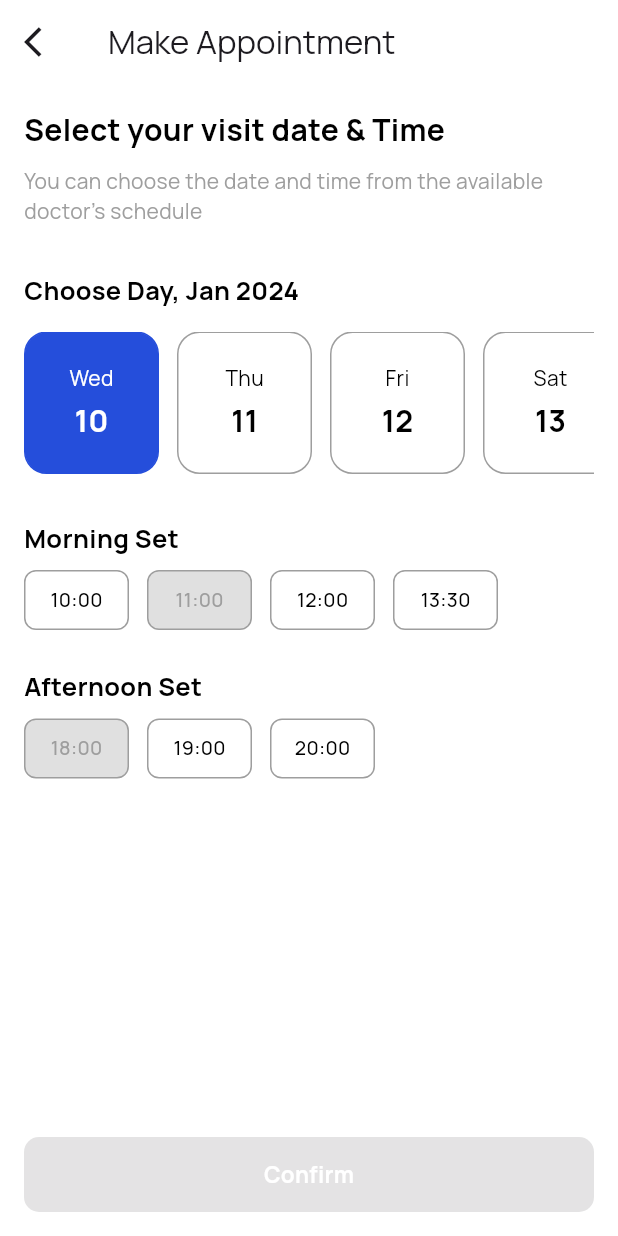
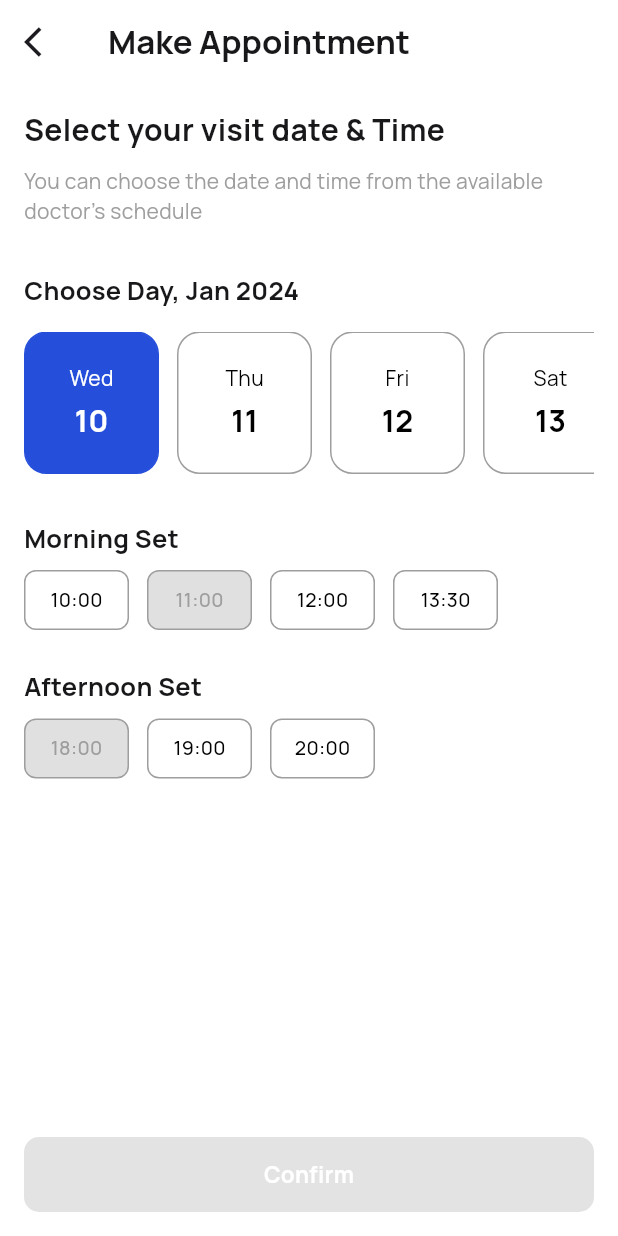
Before and after one commit to nailaalfatin/siSehat, a Flutter app: the ScheduleScreen screen opened by its route, on a phone screen of 412 x 824 dp. Run offline on Flutter 3.47's test engine with Material 3 defaults, Android fonts, the phone set to English and light mode, and no system bars; our stand-ins replace flutter_svg, shared_preferences; accounts and stored records are empty; project files that could hold a hidden picture were left out.

Commit message:
finishing dark mode theme

```diff
--- a/lib/main.dart
+++ b/lib/main.dart
@@ -56,7 +56,7 @@ class _SiSehatState extends State<SiSehat> {
             '/' : (context) => const SplashScreen(),
             '/on-boarding' : (context) => const OnboardingScreen(),
             '/auth-option' : (context) => const AuthOptionScreen(),
-            '/login' : (context) => LoginScreen(),
+            '/login' : (context) => const LoginScreen(),
             '/register' : (context) => RegisterScreen(),
             '/home': (context) => const HomeScreen(),
             '/choose-appointment' : (context) => const ChooseAnAppointmentScreen(),
--- a/lib/ui/appointment/booking/components/comments.dart
+++ b/lib/ui/appointment/booking/components/comments.dart
@@ -1,5 +1,7 @@
+import 'package:finpro_app/state-management/theme_provider.dart';
 import 'package:flutter/material.dart';
 import 'package:flutter_svg/flutter_svg.dart';
+import 'package:provider/provider.dart';
 
 class Comments extends StatelessWidget {
   const Comments({super.key});
--- a/lib/ui/appointment/schedule/schedule_screen.dart
+++ b/lib/ui/appointment/schedule/schedule_screen.dart
@@ -1,17 +1,23 @@
 import 'package:finpro_app/consts.dart';
+import 'package:finpro_app/state-management/theme_provider.dart';
 import 'package:flutter/material.dart';
+import 'package:provider/provider.dart';
+
 
 class ScheduleScreen extends StatefulWidget {
  const ScheduleScreen({super.key});
+
 
  @override
  // ignore: library_private_types_in_public_api
  _ScheduleScreenState createState() => _ScheduleScreenState();
 }
 
+
 class _ScheduleScreenState extends State<ScheduleScreen> {
  int selectedDateIndex = 0; // default tanggal pertama
  int selectedTimeIndex = -1; // default waktu belum dipilih
+
 
  final List<Map<String, String>> dates = [
    {'day': 'Wed', 'date': '10'},
@@ -22,18 +28,23 @@ class _ScheduleScreenState extends State<ScheduleScreen> {
    {'day': 'Mon', 'date': '15'},
  ];
 
+
  final List<String> morningTimes = ['10:00', '11:00', '12:00', '13:30'];
  final List<String> afternoonTimes = ['18:00', '19:00', '20:00'];
+
 
  // Waktu yang dinonaktifkan
  final List<String> disabledTimes = ['11:00', '18:00'];
 
+
  @override
  Widget build(BuildContext context) {
+  final themeProvider = Provider.of<ThemeProvider>(context);
+
    return Scaffold(
      appBar: AppBar(
-        backgroundColor: Colors.white,
-        title: const Text('Make Appointment'),
+       backgroundColor: themeProvider.isDarkTheme ? Colors.black : Colors.white,
+       title: Text('Make Appointment', style: TextStyle(fontWeight: FontWeight.bold, color: themeProvider.isDarkTheme ? Colors.white : textColor)),
        leading: IconButton(
          icon: const Icon(Icons.arrow_back_ios),
          onPressed: () => Navigator.pop(context),
@@ -44,10 +55,10 @@ class _ScheduleScreenState extends State<ScheduleScreen> {
        child: Column(
          crossAxisAlignment: CrossAxisAlignment.start,
          children: [
-            const Text(
+          Text(
              'Select your visit date & Time',
              style: TextStyle(
-                color: Colors.black,
+               color: themeProvider.isDarkTheme ? Colors.white : textColor,
                fontSize: 20,
                fontWeight: FontWeight.bold,
              ),
@@ -61,12 +72,12 @@ class _ScheduleScreenState extends State<ScheduleScreen> {
              ),
            ),
            const SizedBox(height: 30),
-            const Text(
+          Text(
              'Choose Day, Jan 2024',
              style: TextStyle(
                fontSize: 17,
                fontWeight: FontWeight.bold,
-                color: Colors.black,
+               color: themeProvider.isDarkTheme ? Colors.white : textColor,
              ),
            ),
            const SizedBox(height: 16),
@@ -77,33 +88,33 @@ class _ScheduleScreenState extends State<ScheduleScreen> {
                children: dates.asMap().entries.map((entry) => Padding(
                  padding: const EdgeInsets.only(right: 12.0),
                  child: _buildSelectableTile(
-                    entry.key,
+                   entry.key, //indeks tanggal (kayak nomor urut tanggalnya dalam list)
                    entry.value['day']!,
                    entry.value['date']!,
-                    selectedDateIndex == entry.key,
+                   selectedDateIndex == entry.key, //ngecek apakah tanggal itu dipilih atau nggak. Kalau iya, berarti dia bakal di-highlight.
                    () => setState(() => selectedDateIndex = entry.key),
                  ),
                )).toList(),
              ),
            ),
            const SizedBox(height: 30),
-            const Text(
+          Text(
              'Morning Set',
              style: TextStyle(
                fontSize: 17,
                fontWeight: FontWeight.bold,
-                color: Colors.black,
+               color: themeProvider.isDarkTheme ? Colors.white : textColor,
              ),
            ),
            const SizedBox(height: 10),
            _buildTimeRow(morningTimes, 0),
            const SizedBox(height: 25),
-            const Text(
+          Text(
              'Afternoon Set',
              style: TextStyle(
                fontSize: 17,
                fontWeight: FontWeight.bold,
-                color: Colors.black,
+               color: themeProvider.isDarkTheme ? Colors.white : textColor,
              ),
            ),
            const SizedBox(height: 10),
@@ -111,7 +122,7 @@ class _ScheduleScreenState extends State<ScheduleScreen> {
            const Spacer(),
            ElevatedButton(
              style: ElevatedButton.styleFrom(
-                backgroundColor: primaryColor,
+               backgroundColor: themeProvider.isDarkTheme ? primaryDarkColor : primaryColor,
                minimumSize: const Size.fromHeight(50),
                shape: RoundedRectangleBorder(
                  borderRadius: BorderRadius.circular(10),
@@ -120,7 +131,6 @@ class _ScheduleScreenState extends State<ScheduleScreen> {
              onPressed: selectedTimeIndex == -1
                ? null
                : () {
-                  // Navigasi ke payment screen tanpa kirim data
                  Navigator.pushNamed(context, '/payment');
                },
              child: const Text(
@@ -138,6 +148,7 @@ class _ScheduleScreenState extends State<ScheduleScreen> {
    );
  }
 
+
  // function buat bikin kotak kecil yang nunjukin tanggal
  Widget _buildSelectableTile(
    int index,
@@ -146,16 +157,22 @@ class _ScheduleScreenState extends State<ScheduleScreen> {
    bool isSelected,
    VoidCallback onTap,
  ) {
+   final themeProvider = Provider.of<ThemeProvider>(context);
+
    return GestureDetector(
      onTap: onTap,
      child: Container(
        width: 90,
        height: 95,
        decoration: BoxDecoration(
-          color: isSelected ? primaryColor : Colors.white,
+         color: isSelected
+             ? (themeProvider.isDarkTheme ? primaryDarkColor : primaryColor)
+             : (themeProvider.isDarkTheme ? Colors.grey[800] : Colors.white),
          borderRadius: BorderRadius.circular(15),
          border: Border.all(
-            color: isSelected ? primaryColor : Colors.grey
+           color: isSelected
+               ? (themeProvider.isDarkTheme ? primaryDarkColor : primaryColor)
+               : (themeProvider.isDarkTheme ? Colors.grey[600]! : Colors.grey),
          ),
        ),
        padding: const EdgeInsets.symmetric(vertical: 12),
@@ -165,14 +182,18 @@ class _ScheduleScreenState extends State<ScheduleScreen> {
            Text(
              topText,
              style: TextStyle(
-                color: isSelected ? Colors.white : Colors.black,
+               color: isSelected
+                   ? Colors.white
+                   : (themeProvider.isDarkTheme ? Colors.white : Colors.black),
              ),
            ),
            const SizedBox(height: 4),
            Text(
              bottomText,
              style: TextStyle(
-                color: isSelected ? Colors.white : Colors.black,
+               color: isSelected
+                   ? Colors.white
+                   : (themeProvider.isDarkTheme ? Colors.white : Colors.black),
                fontWeight: FontWeight.bold,
                fontSize: 20,
              ),
@@ -183,14 +204,20 @@ class _ScheduleScreenState extends State<ScheduleScreen> {
    );
  }
 
+
  // bikin deretan waktu berdasarkan list yang diatas banget itu
  Widget _buildTimeRow(List<String> times, int startIndex) {
    return Row(
      children: times.asMap().entries.map((entry) {
-        final index = entry.key + startIndex;
-        final time = entry.value;
-        final isDisabled = disabledTimes.contains(time);
-        final isSelected = selectedTimeIndex == index;
+       /*
+       Ini kayak ngambil tiap waktu dari list times (misalnya ['10:00', '11:00', '12:00']) dan ngasih indeksnya juga, jadi tiap
+       waktu bakal punya nomor urut.
+        */
+       final index = entry.key + startIndex; //buat ngelacak urutan waktu
+       final time = entry.value; //ambil waktunya (misalnya 10:00, 11:00, dll) buat diproses.
+       final isDisabled = disabledTimes.contains(time); //cek apakah waktu ini ada di list disabledTimes (waktu yang nggak bisa dipilih).
+       final isSelected = selectedTimeIndex == index; //cek apakah waktu ini yang dipilih. Kalau iya, isSelected jadi true.
+
 
        return GestureDetector(
          onTap: isDisabled ? null : () => setState(() => selectedTimeIndex = index),
--- a/lib/ui/auth/auth-option/auth_option_screen.dart
+++ b/lib/ui/auth/auth-option/auth_option_screen.dart
@@ -8,7 +8,6 @@ class AuthOptionScreen extends StatelessWidget {
 
   @override
   Widget build(BuildContext context) {
-    final double screenWidth = MediaQuery.of(context).size.width; // Mendapatkan lebar layar perangkat
 
     return const Scaffold(
       body: SafeArea( // SafeArea memastikan konten tidak terpotong oleh status bar atau area perangkat lainnya
--- a/lib/ui/splash_screen.dart
+++ b/lib/ui/splash_screen.dart
@@ -1,6 +1,8 @@
 import 'dart:async';
 
+import 'package:finpro_app/state-management/theme_provider.dart';
 import 'package:flutter/material.dart';
+import 'package:provider/provider.dart';
 
 class SplashScreen extends StatefulWidget {
   const SplashScreen({super.key});
@@ -30,7 +32,9 @@ class _SplashScreenState extends State<SplashScreen> {
 
   @override
   Widget build(BuildContext context) {
+    final themeProvider = Provider.of<ThemeProvider>(context);
     return Scaffold(
+      backgroundColor: themeProvider.isDarkTheme ? Colors.black : Colors.white,
       body: Center(
         child: AnimatedOpacity(
           opacity: _isVisible ? 1.0 : 0.0, // The opacity will change after 1 second
```
Also changed, not shown: lib/ui/appointment/booking/booking_screen.dart (+16 -11 lines), lib/ui/appointment/booking/components/appointment_button.dart (+5 -2 lines), lib/ui/appointment/booking/components/doctor_info.dart (+9 -5 lines), lib/ui/appointment/doctor/components/doctor_card.dart (+10 -5 lines), lib/ui/appointment/doctor/doctor_screen.dart (+14 -8 lines), lib/ui/appointment/payment/payment_screen.dart (+22 -18 lines), lib/ui/home/home_screen.dart (+9 -4 lines). Lines whose indentation alone changed are shown as unchanged.
